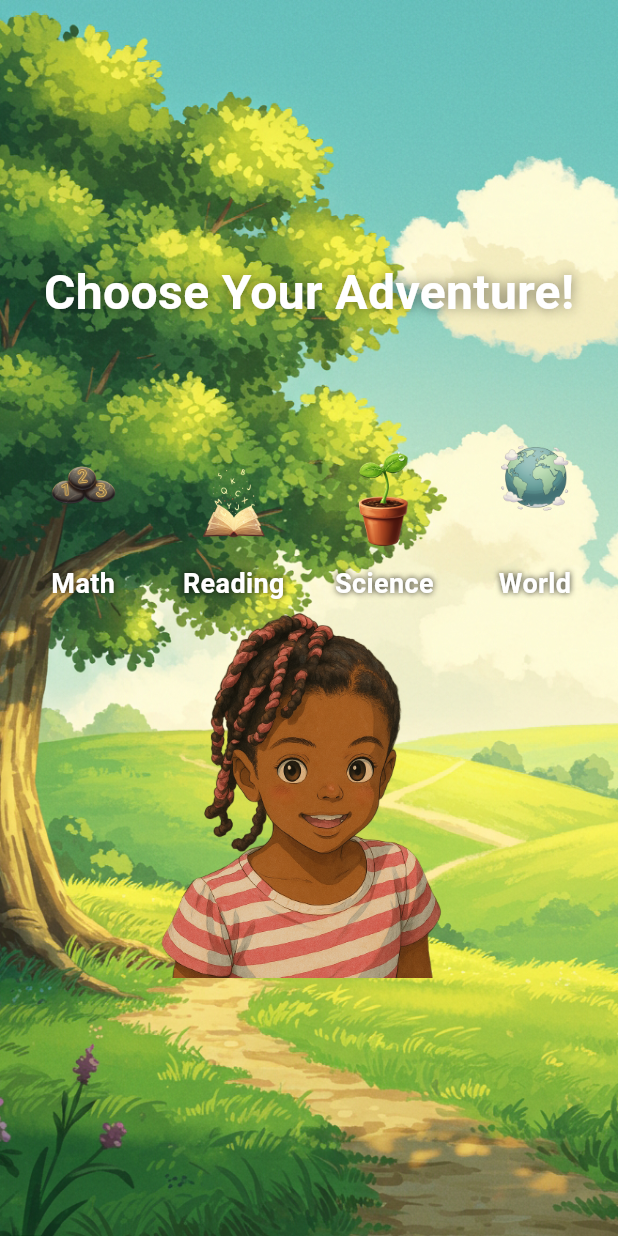
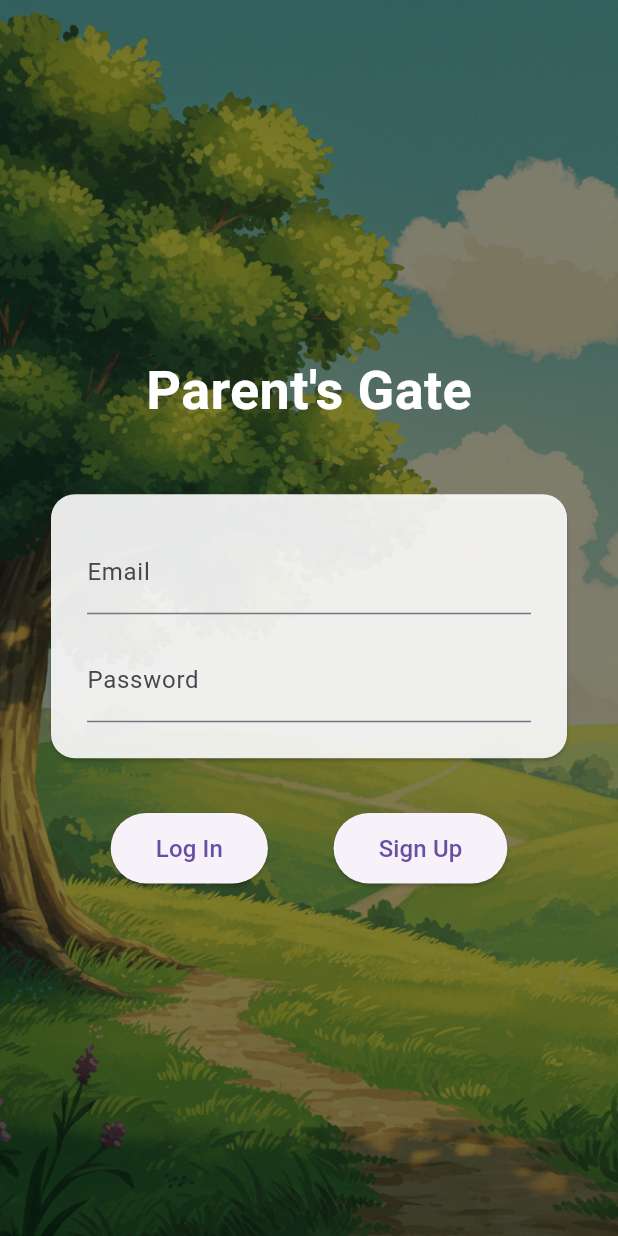
Before and after one commit to AKSystems-mail/EmmaG, a Flutter app: the screen it shows after launch, on a phone screen of 412 x 824 dp. Run offline on Flutter 3.47's test engine with Material 3 defaults, Android fonts, the phone set to English and light mode, and no system bars; our stand-ins replace cloud_firestore, firebase_auth, firebase_core; accounts and stored records are empty; Roboto replaces fonts that are missing (Nunito).

Commit message:
6/11 pre AI

```diff
--- /dev/null
+++ b/lib/auth_screen.dart
@@ -0,0 +1,205 @@
+// Location: lib/auth_screen.dart
+
+import 'package:flutter/material.dart';
+import 'package:firebase_auth/firebase_auth.dart';
+// ADD THIS IMPORT to talk to Firestore
+import 'package:cloud_firestore/cloud_firestore.dart';
+import 'main.dart';
+
+// No changes needed to the AuthGate widget.
+class AuthGate extends StatelessWidget {
+  const AuthGate({super.key});
+
+  @override
+  Widget build(BuildContext context) {
+    return StreamBuilder<User?>(
+      stream: FirebaseAuth.instance.authStateChanges(),
+      builder: (context, snapshot) {
+        if (!snapshot.hasData) {
+          return const LoginScreen();
+        }
+        return const MainMenuScreen();
+      },
+    );
+  }
+}
+
+class LoginScreen extends StatefulWidget {
+  const LoginScreen({super.key});
+
+  @override
+  State<LoginScreen> createState() => _LoginScreenState();
+}
+
+class _LoginScreenState extends State<LoginScreen> {
+  final _emailController = TextEditingController();
+  final _passwordController = TextEditingController();
+  bool _isLoading = false;
+
+  // +++++++++++++++++++++++++++++++++++++++++++++++++++++++++++++++
+  // NEW FUNCTION: Creates starting data for a new user.
+  // +++++++++++++++++++++++++++++++++++++++++++++++++++++++++++++++
+  Future<void> _createInitialProgressData(String userId) async {
+    // A list of all subjects we want to track.
+    final subjects = ['math', 'reading', 'science', 'world'];
+
+    // Get a reference to the user's document in the 'users' collection.
+    final userDocRef = FirebaseFirestore.instance.collection('users').doc(userId);
+
+    // We use a "batch" to perform multiple writes at once. It's more efficient.
+    final batch = FirebaseFirestore.instance.batch();
+
+    for (var subject in subjects) {
+      // For each subject, create a new progress document.
+      final progressDocRef = userDocRef.collection('progress').doc(subject);
+      batch.set(progressDocRef, {
+        'currentLevel': 1, // Everyone starts at level 1
+        'masteryScore': 0,
+      });
+    }
+
+    // Commit the batch to save all the documents to Firestore.
+    await batch.commit();
+  }
+
+  Future<void> _signUp() async {
+    if (_isLoading) return;
+    setState(() => _isLoading = true);
+
+    try {
+      // 1. Create the user with email and password.
+      final userCredential = await FirebaseAuth.instance.createUserWithEmailAndPassword(
+        email: _emailController.text.trim(),
+        password: _passwordController.text.trim(),
+      );
+
+      // 2. Check if the user was actually created and has a UID.
+      if (userCredential.user != null) {
+        // +++++++++++++++++++++++++++++++++++++++++++++++++++++++++++++++
+        // UPDATED: If signup is successful, create their progress data.
+        // +++++++++++++++++++++++++++++++++++++++++++++++++++++++++++++++
+        await _createInitialProgressData(userCredential.user!.uid);
+      }
+      // The AuthGate will handle navigation automatically.
+
+    } on FirebaseAuthException catch (e) {
+      ScaffoldMessenger.of(context).showSnackBar(
+        SnackBar(content: Text(e.message ?? "An error occurred.")),
+      );
+    } finally {
+      if (mounted) {
+        setState(() => _isLoading = false);
+      }
+    }
+  }
+
+  // No changes needed to the _logIn function.
+  Future<void> _logIn() async {
+    if (_isLoading) return;
+    setState(() => _isLoading = true);
+
+    try {
+      await FirebaseAuth.instance.signInWithEmailAndPassword(
+        email: _emailController.text.trim(),
+        password: _passwordController.text.trim(),
+      );
+    } on FirebaseAuthException catch (e) {
+      ScaffoldMessenger.of(context).showSnackBar(
+        SnackBar(content: Text(e.message ?? "An error occurred.")),
+      );
+    } finally {
+      if (mounted) {
+        setState(() => _isLoading = false);
+      }
+    }
+  }
+
+  // No changes needed to the build method.
+  @override
+  Widget build(BuildContext context) {
+    // ... The rest of your LoginScreen build method is correct.
+    // It can stay exactly as it is.
+    return Scaffold(
+      body: Stack(
+        children: [
+          Container(
+            decoration: const BoxDecoration(
+              image: DecorationImage(
+                image: AssetImage("assets/images/main_background.png"),
+                fit: BoxFit.cover,
+              ),
+            ),
+          ),
+          Container(
+            color: Colors.black.withOpacity(0.5),
+          ),
+          SafeArea(
+            child: Center(
+              child: SingleChildScrollView(
+                padding: const EdgeInsets.all(30.0),
+                child: Column(
+                  mainAxisAlignment: MainAxisAlignment.center,
+                  children: [
+                    const Text(
+                      "Parent's Gate",
+                      style: TextStyle(
+                        color: Colors.white,
+                        fontSize: 36,
+                        fontWeight: FontWeight.bold,
+                        fontFamily: 'Nunito',
+                      ),
+                    ),
+                    const SizedBox(height: 40),
+                    Card(
+                      color: Colors.white.withOpacity(0.9),
+                      shape: RoundedRectangleBorder(
+                        borderRadius: BorderRadius.circular(16.0),
+                      ),
+                      child: Padding(
+                        padding: const EdgeInsets.all(24.0),
+                        child: Column(
+                          children: [
+                            TextField(
+                              controller: _emailController,
+                              decoration: const InputDecoration(labelText: 'Email'),
+                              keyboardType: TextInputType.emailAddress,
+                            ),
+                            const SizedBox(height: 16),
+                            TextField(
+                              controller: _passwordController,
+                              decoration: const InputDecoration(labelText: 'Password'),
+                              obscureText: true,
+                            ),
+                          ],
+                        ),
+                      ),
+                    ),
+                    const SizedBox(height: 32),
+                    if (_isLoading)
+                      const CircularProgressIndicator()
+                    else
+                      Row(
+                        mainAxisAlignment: MainAxisAlignment.spaceEvenly,
+                        children: [
+                          ElevatedButton(
+                            style: ElevatedButton.styleFrom(padding: const EdgeInsets.symmetric(horizontal: 30, vertical: 12)),
+                            onPressed: _logIn,
+                            child: const Text('Log In', style: TextStyle(fontSize: 16)),
+                          ),
+                          ElevatedButton(
+                            style: ElevatedButton.styleFrom(padding: const EdgeInsets.symmetric(horizontal: 30, vertical: 12)),
+                            onPressed: _signUp,
+                            child: const Text('Sign Up', style: TextStyle(fontSize: 16)),
+                          ),
+                        ],
+                      )
+                  ],
+                ),
+              ),
+            ),
+          ),
+        ],
+      ),
+    );
+  }
+}
--- a/lib/main.dart
+++ b/lib/main.dart
@@ -1,10 +1,21 @@
+// Location: lib/main.dart
+
 import 'package:flutter/material.dart';
-import 'subject_screen.dart'; // <-- ADD THIS LINE
+import 'package:firebase_core/firebase_core.dart';
+import 'firebase_options.dart';
+import 'subject_screen.dart';
+import 'auth_screen.dart'; // Import our new auth screen
 
-void main() {
+// This main() function is correct and initializes Firebase.
+Future<void> main() async {
+  WidgetsFlutterBinding.ensureInitialized();
+  await Firebase.initializeApp(
+    options: DefaultFirebaseOptions.currentPlatform,
+  );
   runApp(const EmmaGAdventuresApp());
 }
 
+// This is the root widget of your application.
 class EmmaGAdventuresApp extends StatelessWidget {
   const EmmaGAdventuresApp({super.key});
 
@@ -12,20 +23,28 @@ class EmmaGAdventuresApp extends StatelessWidget {
   Widget build(BuildContext context) {
     return MaterialApp(
       title: 'Emma G Adventures',
-      theme: ThemeData(primarySwatch: Colors.blue, fontFamily: 'Nunito'),
-      home: const MainMenuScreen(),
+      theme: ThemeData(
+        primarySwatch: Colors.blue,
+        fontFamily: 'Nunito',
+      ),
+      // +++++++++++++++++++++++++++++++++++++++++++++++++++++++++++++++
+      // THE ONLY CHANGE IS HERE: We point the app to the AuthGate.
+      // +++++++++++++++++++++++++++++++++++++++++++++++++++++++++++++++
+      home: const AuthGate(),
       debugShowCheckedModeBanner: false,
     );
   }
 }
 
-// +++++++++++++++++++++++++++++++++++++++++++++++++++++++++++++++
-// NEW WIDGET: A reusable button for our subject icons.
-// +++++++++++++++++++++++++++++++++++++++++++++++++++++++++++++++
+// ===================================================================
+// NO CHANGES ARE NEEDED TO THE WIDGETS BELOW THIS LINE.
+// They are here for completeness and are correct as they are.
+// ===================================================================
+
 class SubjectIconButton extends StatelessWidget {
   final String iconPath;
   final String subjectName;
-  final VoidCallback onTap; // A function to call when the button is tapped
+  final VoidCallback onTap;
 
   const SubjectIconButton({
     super.key,
@@ -36,21 +55,17 @@ class SubjectIconButton extends StatelessWidget {
 
   @override
   Widget build(BuildContext context) {
-    // GestureDetector detects taps on its child widget.
     return GestureDetector(
       onTap: onTap,
       child: Column(
-        mainAxisSize:
-            MainAxisSize.min, // Ensures the column doesn't stretch vertically
+        mainAxisSize: MainAxisSize.min,
         children: [
           Image.asset(
             iconPath,
-            width: 90, // Set a consistent size for the icon images
-            height: 90,
+            width: 110,
+            height: 110,
           ),
-          const SizedBox(
-            height: 8,
-          ), // Adds a little space between the icon and text
+          const SizedBox(height: 8),
           Text(
             subjectName,
             style: const TextStyle(
@@ -74,7 +89,6 @@ class MainMenuScreen extends StatelessWidget {
     return Scaffold(
       body: Stack(
         children: [
-          // 1. The Background Image (No changes here)
           Container(
             decoration: const BoxDecoration(
               image: DecorationImage(
@@ -83,8 +97,9 @@ class MainMenuScreen extends StatelessWidget {
               ),
             ),
           ),
-
-          // 2. The Main Content
+          Container(
+            color: Colors.black.withOpacity(0.4),
+          ),
           SafeArea(
             child: Center(
               child: Column(
@@ -97,14 +112,11 @@ class MainMenuScreen extends StatelessWidget {
                       fontWeight: FontWeight.bold,
                       color: Colors.white,
                       shadows: [
-                        Shadow(blurRadius: 10.0, color: Colors.black54),
+                        Shadow(blurRadius: 10.0, color: Colors.black54)
                       ],
                     ),
                   ),
-                  const SizedBox(height: 60), // Increased space before icons
-                  // +++++++++++++++++++++++++++++++++++++++++++++++++++++++++++++++
-                  // UPDATED SECTION: Replaced the placeholder with a Row of our new buttons.
-                  // +++++++++++++++++++++++++++++++++++++++++++++++++++++++++++++++
+                  const SizedBox(height: 60),
                   Row(
                     mainAxisAlignment: MainAxisAlignment.spaceEvenly,
                     children: [
@@ -112,13 +124,10 @@ class MainMenuScreen extends StatelessWidget {
                         iconPath: "assets/images/math_icon.png",
                         subjectName: "Math",
                         onTap: () {
-                          // This code navigates to the new screen
                           Navigator.push(
                             context,
                             MaterialPageRoute(
-                              builder:
-                                  (context) =>
-                                      const SubjectScreen(subjectName: "Math"),
+                              builder: (context) => const SubjectScreen(subjectName: "Math"),
                             ),
                           );
                         },
@@ -130,10 +139,7 @@ class MainMenuScreen extends StatelessWidget {
                            Navigator.push(
                             context,
                             MaterialPageRoute(
-                              builder:
-                                  (context) => const SubjectScreen(
-                                    subjectName: "Reading",
-                                  ),
+                              builder: (context) => const SubjectScreen(subjectName: "Reading"),
                             ),
                           );
                         },
@@ -145,10 +151,7 @@ class MainMenuScreen extends StatelessWidget {
                            Navigator.push(
                             context,
                             MaterialPageRoute(
-                              builder:
-                                  (context) => const SubjectScreen(
-                                    subjectName: "Science",
-                                  ),
+                              builder: (context) => const SubjectScreen(subjectName: "Science"),
                             ),
                           );
                         },
@@ -160,28 +163,24 @@ class MainMenuScreen extends StatelessWidget {
                            Navigator.push(
                             context,
                             MaterialPageRoute(
-                              builder:
-                                  (context) =>
-                                      const SubjectScreen(subjectName: "Social Studies"),
+                              builder: (context) => const SubjectScreen(subjectName: "World"),
                             ),
                           );
                         },
                       ),
                     ],
                   ),
-
-                  // 3. The Character Image (No changes here)
+                ],
+              ),
+            ),
+          ),
           Align(
             alignment: Alignment.bottomCenter,
             child: Container(
               height: 250,
               child: Image.asset(
-                        "assets/images/emma_character.png",
+                "assets/images/emma_character_transparent.png",
                 fit: BoxFit.contain,
-                      ),
-                    ),
-                  ),
-                ],
               ),
             ),
           ),
--- a/pubspec.yaml
+++ b/pubspec.yaml
@@ -36,6 +36,7 @@ dependencies:
   firebase_core: ^3.1.0
   cloud_firestore: ^5.0.1
   cupertino_icons: ^1.0.8
+  firebase_auth: ^5.1.0
 
 dev_dependencies:
   flutter_test:
```
Also changed, not shown: lib/quiz_screen.dart (added, +103 -0 lines), lib/subject_screen.dart (+117 -46 lines), assets/images/emma_character_transparent.png (renamed from assets/images/emma_character.png), pubspec.lock, 6 other files. Lines whose indentation alone changed are shown as unchanged.
